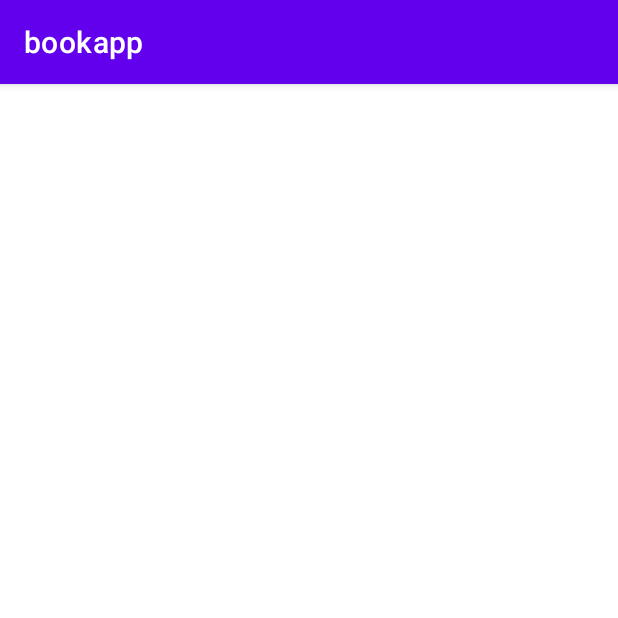
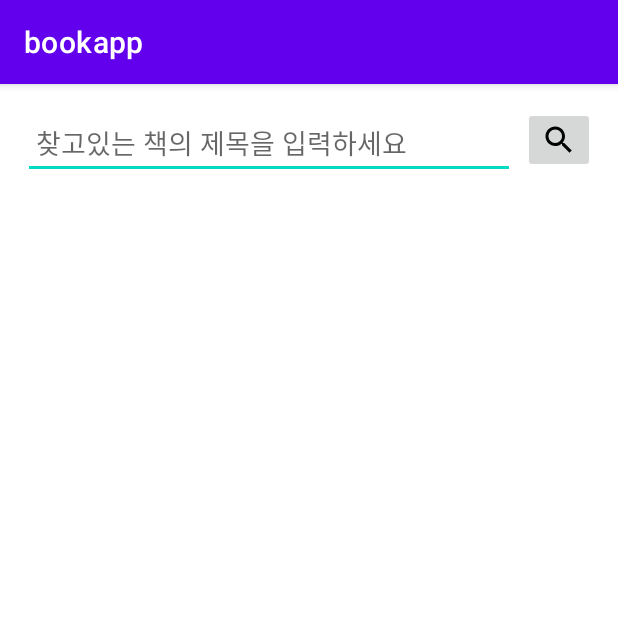
Before and after one commit to Secondhand-book-exchange/book, an Android app: the SearchActivity screen opened directly, with no data from a screen before it, on a phone screen of 412 x 824 dp, the top half of it. Run offline under Robolectric (Android 15) with nearby library versions, the phone set to English and light mode, and no system bars; 2 statements that could not run were skipped.

Commit message:
SearchActivity initial setting

```diff
--- a/app/src/main/java/com/sangwon/example/bookapp/SearchActivity.kt
+++ b/app/src/main/java/com/sangwon/example/bookapp/SearchActivity.kt
@@ -1,11 +1,25 @@
 package com.sangwon.example.bookapp
 
+import android.os.Bundle
+import android.view.View
+import android.widget.BaseAdapter
 import androidx.appcompat.app.AppCompatActivity
-import android.os.Bundle
+import com.sangwon.example.bookapp.databinding.ActivitySearchBinding
 
-class SearchActivity : AppCompatActivity() {
+class SearchActivity : AppCompatActivity(), View.OnClickListener {
+    private val binding = ActivitySearchBinding.inflate(layoutInflater)
     override fun onCreate(savedInstanceState: Bundle?) {
         super.onCreate(savedInstanceState)
         setContentView(R.layout.activity_search)
+
+        binding.searchBtn.setOnClickListener(this)
+    }
+
+    override fun onClick(v: View?) {
+        when (v?.id) {
+            binding.searchBtn.id -> {
+                val searchKeyWord = binding.searchText.text.toString()
+            }
+        }
     }
 }
--- /dev/null
+++ b/app/src/main/res/drawable/baseline_search_24.xml
@@ -0,0 +1,5 @@
+<vector android:height="24dp" android:tint="#000000"
+    android:viewportHeight="24" android:viewportWidth="24"
+    android:width="24dp" xmlns:android="http://schemas.android.com/apk/res/android">
+    <path android:fillColor="@android:color/white" android:pathData="M15.5,14h-0.79l-0.28,-0.27C15.41,12.59 16,11.11 16,9.5 16,5.91 13.09,3 9.5,3S3,5.91 3,9.5 5.91,16 9.5,16c1.61,0 3.09,-0.59 4.23,-1.57l0.27,0.28v0.79l5,4.99L20.49,19l-4.99,-5zM9.5,14C7.01,14 5,11.99 5,9.5S7.01,5 9.5,5 14,7.01 14,9.5 11.99,14 9.5,14z"/>
+</vector>
--- a/app/src/main/res/layout/activity_search.xml
+++ b/app/src/main/res/layout/activity_search.xml
@@ -1,9 +1,47 @@
 <?xml version="1.0" encoding="utf-8"?>
-<androidx.constraintlayout.widget.ConstraintLayout xmlns:android="http://schemas.android.com/apk/res/android"
+<RelativeLayout xmlns:android="http://schemas.android.com/apk/res/android"
     xmlns:app="http://schemas.android.com/apk/res-auto"
     xmlns:tools="http://schemas.android.com/tools"
     android:layout_width="match_parent"
     android:layout_height="match_parent"
-    tools:context=".SearchActivity">
+    tools:context=".SearchActivity"
+    android:padding="15dp">
+    <RelativeLayout
+        android:id="@+id/search"
+        android:layout_width="match_parent"
+        android:layout_height="wrap_content">
+        <ImageButton
+            android:id="@+id/searchBtn"
+            android:layout_width="wrap_content"
+            android:layout_height="wrap_content"
+            android:layout_alignParentEnd="true"
+            android:src="@drawable/baseline_search_24"
+            android:layout_marginLeft="5dp"/>
+        <EditText
+            android:id="@+id/searchText"
+            android:layout_width="match_parent"
+            android:layout_height="wrap_content"
+            android:layout_toStartOf="@id/searchBtn"
+            android:hint=" 찾고있는 책의 제목을 입력하세요"/>
+    </RelativeLayout>
 
-</androidx.constraintlayout.widget.ConstraintLayout>
+    <HorizontalScrollView
+        android:id="@+id/tagContainer"
+        android:layout_width="match_parent"
+        android:layout_height="wrap_content"
+        android:layout_below="@id/search"
+        android:padding="5dp">
+        <LinearLayout
+            android:layout_width="match_parent"
+            android:layout_height="match_parent">
+
+        </LinearLayout>
+    </HorizontalScrollView>
+    <ListView
+        android:id="@+id/searchBookList"
+        android:layout_width="match_parent"
+        android:layout_height="match_parent"
+        android:layout_below="@id/tagContainer">
+
+    </ListView>
+</RelativeLayout>
```
